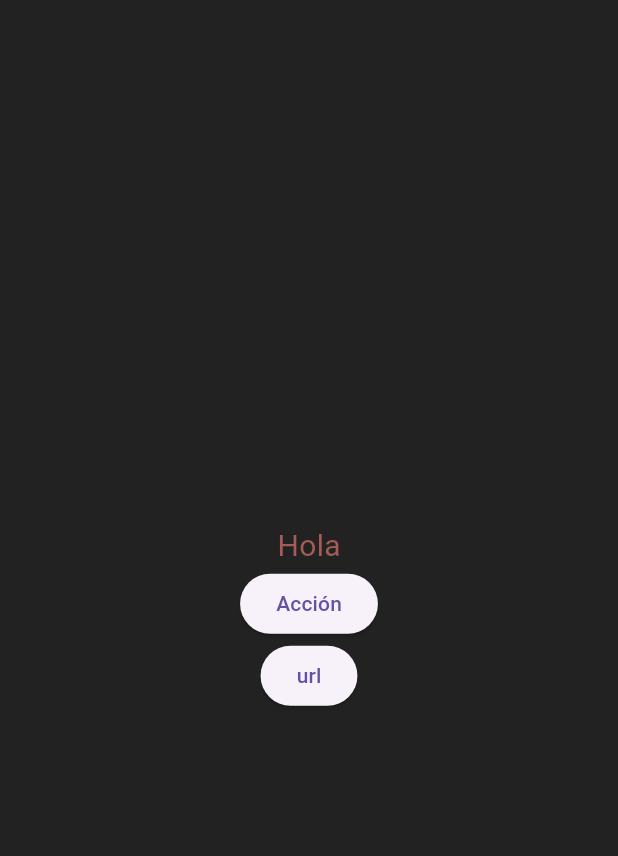
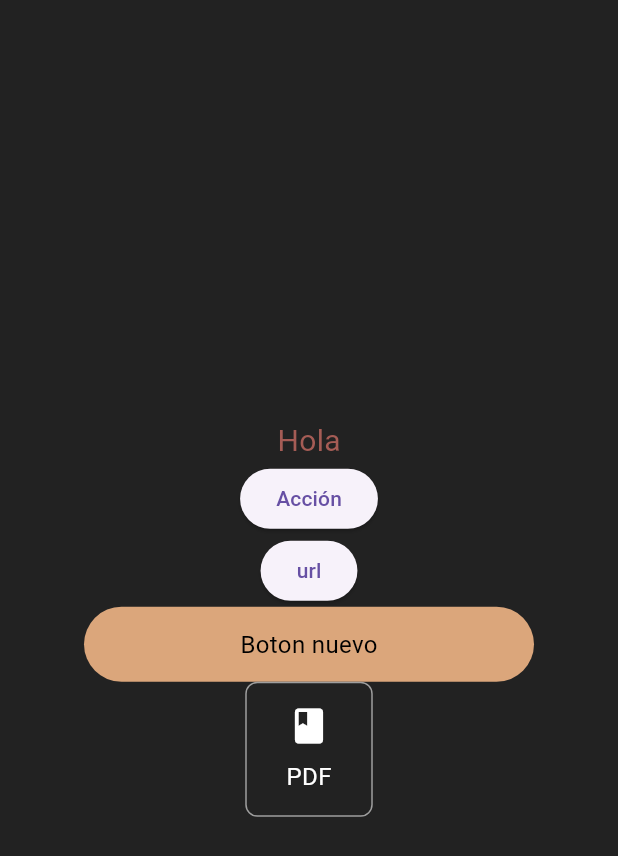
Before and after one commit to Gabo-Mamani/App-Notas, a Flutter app: the screen it shows after launch, on a phone screen of 412 x 824 dp. Shown: the top 856 px of the screen. Run offline on Flutter 3.47's test engine with Material 3 defaults, Android fonts, the phone set to English and light mode, and no system bars; our stand-ins replace shared_preferences.

Commit message:
Creación botones

```diff
--- a/lib/src/ui/pages/home_page.dart
+++ b/lib/src/ui/pages/home_page.dart
@@ -1,6 +1,8 @@
 // ignore_for_file: deprecated_member_use
 
 import 'package:app_notas/src/core/controllers/theme_controller.dart';
+import 'package:app_notas/src/ui/widgets/buttons/card_button.dart';
+import 'package:app_notas/src/ui/widgets/buttons/simple_buttons.dart';
 import 'package:flutter/material.dart';
 import 'package:url_launcher/url_launcher.dart';
 
@@ -40,7 +42,11 @@ class HomePage extends StatelessWidget {
                       "https://pub.dev/packages/url_launcher/example");
                     }
                   },
-                  child: Text("url"))
+                  child: Text("url")),
+                  MediumButton(title: "Boton nuevo",
+                  onTap: (){},
+                  ),
+                  CardButton(title: "PDF",icon: Icons.book,)
                 ],
         ));
     });
--- /dev/null
+++ b/lib/src/ui/widgets/buttons/card_button.dart
@@ -0,0 +1,49 @@
+import 'package:app_notas/src/core/controllers/theme_controller.dart';
+import 'package:flutter/material.dart';
+
+class CardButton extends StatelessWidget {
+  final String title;
+  final bool primaryColor;
+  final IconData? icon;
+  final Function? onTap;
+  const CardButton({
+    Key? key,
+    this.title = "",
+    this.primaryColor = true,
+    this.icon,
+    this.onTap,
+  }) : super(key: key);
+
+  Color getColor() {
+    return ThemeController.instance.background();
+  }
+
+  Color getColorText() {
+    return ThemeController.instance.brightnessValue ? Colors.black:Colors.white;
+
+  }
+
+  @override
+  Widget build(BuildContext context) {
+    return Container(
+      width: 85,
+      height: 90,
+      decoration: BoxDecoration(
+        border: Border.all(color: Colors.grey),
+        color: getColor(),
+        borderRadius: BorderRadius.circular(8)),
+      child: Column(
+        mainAxisAlignment: MainAxisAlignment.center,
+        children: [
+          icon != null
+          ? Icon(icon, size: 28, color: getColorText())
+          : SizedBox(),
+          SizedBox(height: 8),
+          Text(
+            title,
+            style: TextStyle(color: getColorText(), fontSize: 16),
+            )
+        ],),
+    );
+  }
+}
--- /dev/null
+++ b/lib/src/ui/widgets/buttons/simple_buttons.dart
@@ -0,0 +1,46 @@
+import 'package:app_notas/src/core/controllers/theme_controller.dart';
+import 'package:flutter/material.dart';
+
+class MediumButton extends StatelessWidget {
+  final String title;
+  final bool primaryColor;
+  final IconData? icon;
+  final Function? onTap;
+  const MediumButton({
+    Key? key,
+    this.title = "",
+    this.primaryColor = true,
+    this.icon,
+    this.onTap,
+  }) : super(key: key);
+
+  Color getColor() {
+    return this.primaryColor?ThemeController.instance.primaryButton():ThemeController.instance.secondaryButton();
+  }
+
+  Color getColorText() {
+    return !ThemeController.instance.brightnessValue ? Colors.black:Colors.white;
+
+  }
+
+  @override
+  Widget build(BuildContext context) {
+    return Container(
+      width: 300,
+      height: 50,
+      decoration: BoxDecoration(
+        color: getColor(),
+        borderRadius: BorderRadius.circular(32)),
+      child: Row(
+        mainAxisAlignment: MainAxisAlignment.center,
+        children: [
+          icon != null ? Icon(icon) : SizedBox(),
+          SizedBox(width: icon != null ? 8 : 0),
+          Text(
+            title,
+            style: TextStyle(color: getColorText(), fontSize: 16),
+            )
+        ],),
+    );
+  }
+}
```
